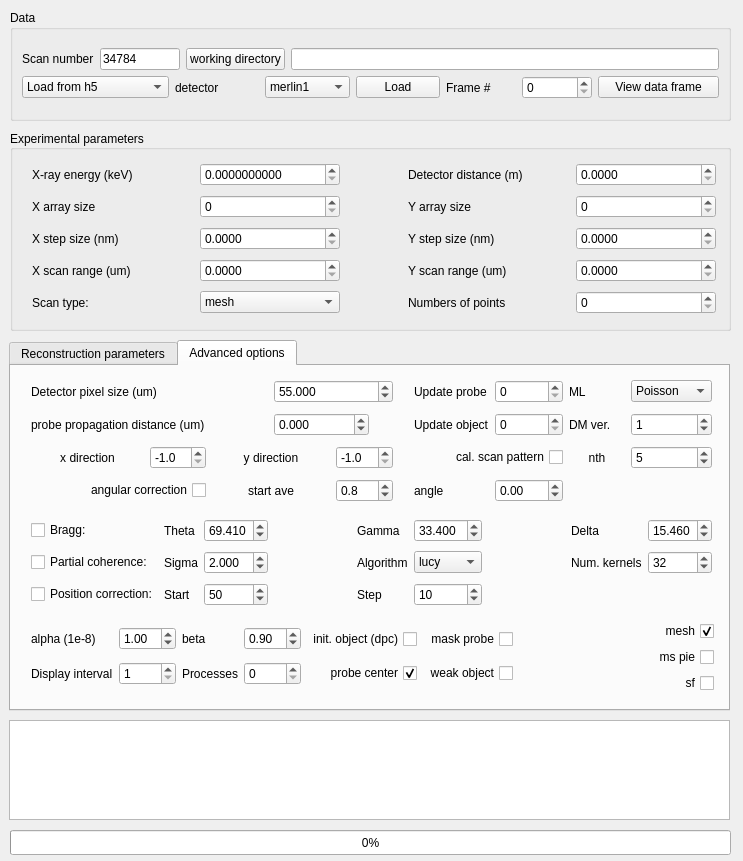
NSLS-II/ptycho_gui, file ui/ui_dpc_v2.ui: the form before one commit.
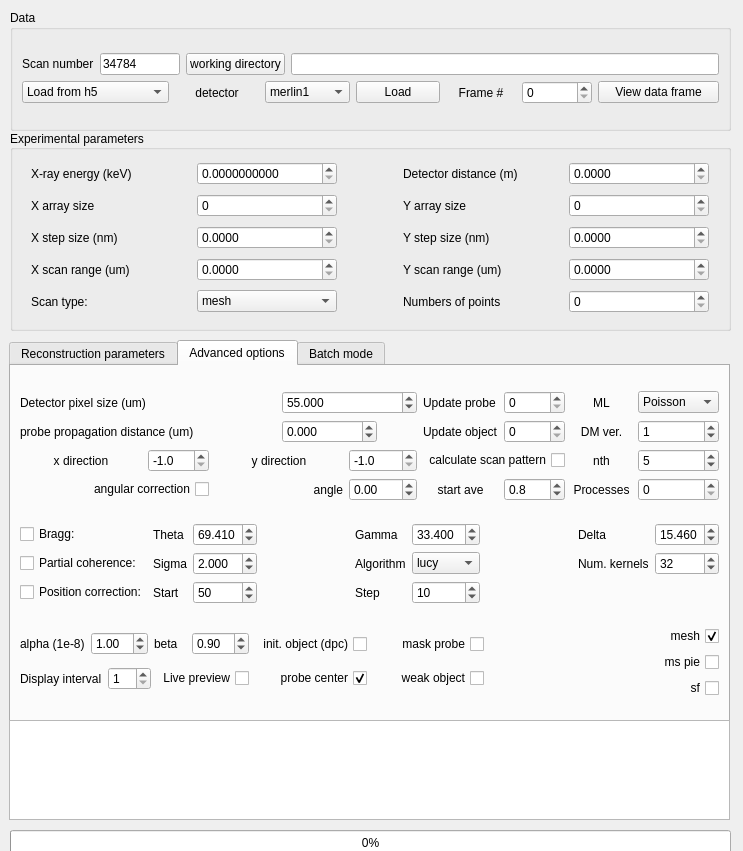
The form after the commit. The open tabs and pages were chosen to show the change.

Commit message: 1. minor changes in MainWindow UI; 2. MPI machine file works

Diff of the .ui file:
```diff
--- a/ui/ui_dpc_v2.ui
+++ b/ui/ui_dpc_v2.ui
@@ -7,7 +7,7 @@
     <x>0</x>
     <y>0</y>
     <width>743</width>
-    <height>861</height>
+    <height>851</height>
    </rect>
   </property>
   <property name="windowTitle">
@@ -20,7 +20,7 @@
       <x>10</x>
       <y>10</y>
       <width>721</width>
-      <height>111</height>
+      <height>121</height>
      </rect>
     </property>
     <property name="title">
@@ -106,6 +106,9 @@
            <property name="text">
             <string>detector</string>
            </property>
+           <property name="alignment">
+            <set>Qt::AlignCenter</set>
+           </property>
           </widget>
          </item>
          <item>
@@ -150,6 +153,9 @@
            <property name="text">
             <string>Frame #</string>
            </property>
+           <property name="alignment">
+            <set>Qt::AlignCenter</set>
+           </property>
           </widget>
          </item>
          <item>
@@ -205,15 +211,8 @@
     <property name="alignment">
      <set>Qt::AlignLeading|Qt::AlignLeft|Qt::AlignVCenter</set>
     </property>
-    <widget class="QWidget" name="gridLayoutWidget_8">
-     <property name="geometry">
-      <rect>
-       <x>20</x>
-       <y>30</y>
-       <width>691</width>
-       <height>161</height>
-      </rect>
-     </property>
+    <layout class="QHBoxLayout" name="horizontalLayout_10">
+     <item>
      <layout class="QGridLayout" name="gridLayout_9">
       <item row="3" column="0">
        <widget class="QLabel" name="label_43">
@@ -456,7 +455,8 @@
        </spacer>
       </item>
      </layout>
-    </widget>
+     </item>
+    </layout>
    </widget>
    <widget class="QTabWidget" name="tabWidget">
     <property name="geometry">
@@ -464,7 +464,7 @@
       <x>9</x>
       <y>340</y>
       <width>721</width>
-      <height>371</height>
+      <height>385</height>
      </rect>
     </property>
     <property name="styleSheet">
@@ -477,8 +477,6 @@
      <attribute name="title">
       <string>Reconstruction parameters</string>
      </attribute>
-     <layout class="QGridLayout" name="gridLayout_6">
-      <item row="1" column="0">
        <layout class="QVBoxLayout" name="verticalLayout">
         <item>
          <layout class="QHBoxLayout" name="horizontalLayout_4">
@@ -898,33 +896,7 @@
          </layout>
         </item>
         <item>
-         <layout class="QHBoxLayout" name="horizontalLayout_8">
-          <item>
-           <widget class="QPushButton" name="btn_MPI_file">
-            <property name="text">
-             <string>MPI</string>
-            </property>
-           </widget>
-          </item>
-          <item>
-           <widget class="QLineEdit" name="le_MPI_file_path"/>
-          </item>
-          <item>
-           <spacer name="horizontalSpacer_6">
-            <property name="orientation">
-             <enum>Qt::Horizontal</enum>
-            </property>
-            <property name="sizeType">
-             <enum>QSizePolicy::Fixed</enum>
-            </property>
-            <property name="sizeHint" stdset="0">
-             <size>
-              <width>10</width>
-              <height>20</height>
-             </size>
-            </property>
-           </spacer>
-          </item>
+       <layout class="QHBoxLayout" name="horizontalLayout_5">
           <item>
            <widget class="QCheckBox" name="ck_gpu_flag">
             <property name="layoutDirection">
@@ -1034,6 +1006,26 @@
             </property>
            </widget>
           </item>
+        <item>
+         <widget class="QLabel" name="label_51">
+          <property name="text">
+           <string>or</string>
+          </property>
+          <property name="alignment">
+           <set>Qt::AlignCenter</set>
+          </property>
+         </widget>
+        </item>
+        <item>
+         <widget class="QPushButton" name="btn_MPI_file">
+          <property name="text">
+           <string>MPI machine file</string>
+          </property>
+         </widget>
+        </item>
+        <item>
+         <widget class="QLineEdit" name="le_MPI_file_path"/>
+        </item>
           <item>
            <spacer name="horizontalSpacer_7">
             <property name="orientation">
@@ -1041,7 +1033,7 @@
             </property>
             <property name="sizeHint" stdset="0">
              <size>
-              <width>40</width>
+            <width>18</width>
               <height>20</height>
              </size>
             </property>
@@ -1076,22 +1068,275 @@
          </layout>
         </item>
        </layout>
-      </item>
-     </layout>
     </widget>
     <widget class="QWidget" name="tab_2">
      <attribute name="title">
       <string>Advanced options</string>
      </attribute>
-     <widget class="QWidget" name="layoutWidget_2">
-      <property name="geometry">
-       <rect>
-        <x>20</x>
-        <y>150</y>
-        <width>681</width>
-        <height>95</height>
-       </rect>
-      </property>
+     <layout class="QVBoxLayout" name="verticalLayout_4">
+      <item>
+       <layout class="QGridLayout" name="gridLayout_3">
+        <item row="2" column="2">
+         <widget class="QDoubleSpinBox" name="sp_x_direction">
+          <property name="decimals">
+           <number>1</number>
+          </property>
+          <property name="minimum">
+           <double>-1.000000000000000</double>
+          </property>
+          <property name="maximum">
+           <double>1.000000000000000</double>
+          </property>
+          <property name="singleStep">
+           <double>0.100000000000000</double>
+          </property>
+          <property name="value">
+           <double>-1.000000000000000</double>
+          </property>
+         </widget>
+        </item>
+        <item row="0" column="7">
+         <widget class="QSpinBox" name="sp_start_update_probe"/>
+        </item>
+        <item row="2" column="9">
+         <widget class="QSpinBox" name="sp_nth">
+          <property name="value">
+           <number>5</number>
+          </property>
+         </widget>
+        </item>
+        <item row="3" column="9">
+         <widget class="QSpinBox" name="sp_processes"/>
+        </item>
+        <item row="3" column="7">
+         <widget class="QDoubleSpinBox" name="sp_start_ave">
+          <property name="decimals">
+           <number>1</number>
+          </property>
+          <property name="value">
+           <double>0.800000000000000</double>
+          </property>
+         </widget>
+        </item>
+        <item row="3" column="6">
+         <widget class="QLabel" name="label_5">
+          <property name="text">
+           <string>start ave</string>
+          </property>
+          <property name="alignment">
+           <set>Qt::AlignCenter</set>
+          </property>
+         </widget>
+        </item>
+        <item row="2" column="6" colspan="2">
+         <widget class="QCheckBox" name="ck_cal_scal_pattern_flag">
+          <property name="layoutDirection">
+           <enum>Qt::RightToLeft</enum>
+          </property>
+          <property name="text">
+           <string>calculate scan pattern</string>
+          </property>
+         </widget>
+        </item>
+        <item row="3" column="5">
+         <widget class="QDoubleSpinBox" name="sp_angle">
+          <property name="minimum">
+           <double>-181.000000000000000</double>
+          </property>
+          <property name="maximum">
+           <double>181.000000000000000</double>
+          </property>
+         </widget>
+        </item>
+        <item row="0" column="8">
+         <widget class="QLabel" name="label_10">
+          <property name="text">
+           <string>ML</string>
+          </property>
+          <property name="alignment">
+           <set>Qt::AlignCenter</set>
+          </property>
+         </widget>
+        </item>
+        <item row="1" column="8">
+         <widget class="QLabel" name="label_30">
+          <property name="text">
+           <string>DM ver.</string>
+          </property>
+          <property name="alignment">
+           <set>Qt::AlignCenter</set>
+          </property>
+         </widget>
+        </item>
+        <item row="2" column="5">
+         <widget class="QDoubleSpinBox" name="sp_y_direction">
+          <property name="decimals">
+           <number>1</number>
+          </property>
+          <property name="minimum">
+           <double>-1.000000000000000</double>
+          </property>
+          <property name="maximum">
+           <double>1.000000000000000</double>
+          </property>
+          <property name="singleStep">
+           <double>0.100000000000000</double>
+          </property>
+          <property name="value">
+           <double>-1.000000000000000</double>
+          </property>
+         </widget>
+        </item>
+        <item row="2" column="0" colspan="2">
+         <widget class="QLabel" name="label_49">
+          <property name="text">
+           <string>x direction</string>
+          </property>
+          <property name="alignment">
+           <set>Qt::AlignCenter</set>
+          </property>
+         </widget>
+        </item>
+        <item row="3" column="0" colspan="3">
+         <widget class="QCheckBox" name="ck_angle_correction_flag">
+          <property name="layoutDirection">
+           <enum>Qt::RightToLeft</enum>
+          </property>
+          <property name="text">
+           <string>angular correction</string>
+          </property>
+         </widget>
+        </item>
+        <item row="1" column="6">
+         <widget class="QLabel" name="label_29">
+          <property name="text">
+           <string>Update object</string>
+          </property>
+         </widget>
+        </item>
+        <item row="1" column="0" colspan="4">
+         <widget class="QLabel" name="label_4">
+          <property name="text">
+           <string>probe propagation distance (um)</string>
+          </property>
+         </widget>
+        </item>
+        <item row="1" column="4" colspan="2">
+         <widget class="QDoubleSpinBox" name="sp_distance">
+          <property name="sizePolicy">
+           <sizepolicy hsizetype="Fixed" vsizetype="Fixed">
+            <horstretch>0</horstretch>
+            <verstretch>0</verstretch>
+           </sizepolicy>
+          </property>
+          <property name="decimals">
+           <number>3</number>
+          </property>
+          <property name="minimum">
+           <double>-999999.998999999952503</double>
+          </property>
+          <property name="maximum">
+           <double>999999.998999999952503</double>
+          </property>
+         </widget>
+        </item>
+        <item row="0" column="9">
+         <widget class="QComboBox" name="cb_ml_mode">
+          <item>
+           <property name="text">
+            <string>Poisson</string>
+           </property>
+          </item>
+          <item>
+           <property name="text">
+            <string>Gaussian</string>
+           </property>
+          </item>
+         </widget>
+        </item>
+        <item row="1" column="7">
+         <widget class="QSpinBox" name="sp_start_update_object"/>
+        </item>
+        <item row="1" column="9">
+         <widget class="QSpinBox" name="sp_dm_version">
+          <property name="value">
+           <number>1</number>
+          </property>
+         </widget>
+        </item>
+        <item row="2" column="8">
+         <widget class="QLabel" name="label_6">
+          <property name="text">
+           <string>nth</string>
+          </property>
+          <property name="alignment">
+           <set>Qt::AlignCenter</set>
+          </property>
+         </widget>
+        </item>
+        <item row="0" column="6">
+         <widget class="QLabel" name="label_28">
+          <property name="text">
+           <string>Update probe</string>
+          </property>
+         </widget>
+        </item>
+        <item row="0" column="0" colspan="4">
+         <widget class="QLabel" name="label_7">
+          <property name="text">
+           <string>Detector pixel size (um)</string>
+          </property>
+         </widget>
+        </item>
+        <item row="2" column="3" colspan="2">
+         <widget class="QLabel" name="label_50">
+          <property name="text">
+           <string>y direction</string>
+          </property>
+          <property name="alignment">
+           <set>Qt::AlignCenter</set>
+          </property>
+         </widget>
+        </item>
+        <item row="0" column="4" colspan="2">
+         <widget class="QDoubleSpinBox" name="sp_ccd_pixel_um">
+          <property name="sizePolicy">
+           <sizepolicy hsizetype="Preferred" vsizetype="Fixed">
+            <horstretch>0</horstretch>
+            <verstretch>0</verstretch>
+           </sizepolicy>
+          </property>
+          <property name="decimals">
+           <number>3</number>
+          </property>
+          <property name="value">
+           <double>55.000000000000000</double>
+          </property>
+         </widget>
+        </item>
+        <item row="3" column="8">
+         <widget class="QLabel" name="label_31">
+          <property name="text">
+           <string>Processes</string>
+          </property>
+          <property name="alignment">
+           <set>Qt::AlignCenter</set>
+          </property>
+         </widget>
+        </item>
+        <item row="3" column="3" colspan="2">
+         <widget class="QLabel" name="label_2">
+          <property name="text">
+           <string>angle</string>
+          </property>
+          <property name="alignment">
+           <set>Qt::AlignRight|Qt::AlignTrailing|Qt::AlignVCenter</set>
+          </property>
+         </widget>
+        </item>
+       </layout>
+      </item>
+      <item>
       <layout class="QGridLayout" name="gridLayout_5">
        <item row="0" column="4">
         <widget class="QLabel" name="label_13">
@@ -1272,301 +1517,41 @@
         </spacer>
        </item>
       </layout>
-     </widget>
-     <widget class="QWidget" name="layoutWidget">
-      <property name="geometry">
-       <rect>
-        <x>20</x>
-        <y>10</y>
-        <width>681</width>
-        <height>131</height>
-       </rect>
-      </property>
-      <layout class="QGridLayout" name="gridLayout_3">
-       <item row="0" column="8">
-        <widget class="QSpinBox" name="sp_start_update_probe"/>
-       </item>
-       <item row="0" column="4" colspan="2">
-        <widget class="QDoubleSpinBox" name="sp_ccd_pixel_um">
-         <property name="sizePolicy">
-          <sizepolicy hsizetype="Preferred" vsizetype="Fixed">
-           <horstretch>0</horstretch>
-           <verstretch>0</verstretch>
-          </sizepolicy>
-         </property>
-         <property name="decimals">
-          <number>3</number>
-         </property>
-         <property name="value">
-          <double>55.000000000000000</double>
-         </property>
-        </widget>
-       </item>
-       <item row="2" column="3" colspan="2">
-        <widget class="QLabel" name="label_50">
-         <property name="text">
-          <string>y direction</string>
-         </property>
-         <property name="alignment">
-          <set>Qt::AlignCenter</set>
-         </property>
-        </widget>
-       </item>
-       <item row="3" column="5">
-        <widget class="QDoubleSpinBox" name="sp_start_ave">
-         <property name="decimals">
-          <number>1</number>
-         </property>
-         <property name="value">
-          <double>0.800000000000000</double>
-         </property>
-        </widget>
-       </item>
-       <item row="0" column="0" colspan="4">
-        <widget class="QLabel" name="label_7">
-         <property name="text">
-          <string>Detector pixel size (um)</string>
-         </property>
-        </widget>
-       </item>
-       <item row="0" column="7">
-        <widget class="QLabel" name="label_28">
-         <property name="text">
-          <string>Update probe</string>
-         </property>
-        </widget>
-       </item>
-       <item row="2" column="9">
-        <widget class="QLabel" name="label_6">
-         <property name="text">
-          <string>nth</string>
-         </property>
-         <property name="alignment">
-          <set>Qt::AlignCenter</set>
-         </property>
-        </widget>
-       </item>
-       <item row="2" column="10">
-        <widget class="QSpinBox" name="sp_nth">
-         <property name="value">
-          <number>5</number>
-         </property>
-        </widget>
-       </item>
-       <item row="0" column="10">
-        <widget class="QComboBox" name="cb_ml_mode">
+      </item>
          <item>
-          <property name="text">
-           <string>Poisson</string>
-          </property>
-         </item>
-         <item>
-          <property name="text">
-           <string>Gaussian</string>
-          </property>
-         </item>
-        </widget>
-       </item>
-       <item row="1" column="10">
-        <widget class="QSpinBox" name="sp_dm_version">
-         <property name="value">
-          <number>1</number>
-         </property>
-        </widget>
-       </item>
-       <item row="1" column="4" colspan="2">
-        <widget class="QDoubleSpinBox" name="sp_distance">
-         <property name="sizePolicy">
-          <sizepolicy hsizetype="Fixed" vsizetype="Fixed">
-           <horstretch>0</horstretch>
-           <verstretch>0</verstretch>
-          </sizepolicy>
-         </property>
-         <property name="decimals">
-          <number>3</number>
-         </property>
-         <property name="minimum">
-          <double>-999999.998999999952503</double>
-         </property>
-         <property name="maximum">
-          <double>999999.998999999952503</double>
-         </property>
-        </widget>
-       </item>
-       <item row="1" column="8">
-        <widget class="QSpinBox" name="sp_start_update_object"/>
-       </item>
-       <item row="2" column="2">
-        <widget class="QDoubleSpinBox" name="sp_x_direction">
-         <property name="decimals">
-          <number>1</number>
-         </property>
-         <property name="minimum">
-          <double>-1.000000000000000</double>
-         </property>
-         <property name="maximum">
-          <double>1.000000000000000</double>
-         </property>
-         <property name="singleStep">
-          <double>0.100000000000000</double>
-         </property>
-         <property name="value">
-          <double>-1.000000000000000</double>
-         </property>
-        </widget>
-       </item>
-       <item row="1" column="7">
-        <widget class="QLabel" name="label_29">
-         <property name="text">
-          <string>Update object</string>
-         </property>
-        </widget>
-       </item>
-       <item row="1" column="0" colspan="4">
-        <widget class="QLabel" name="label_4">
-         <property name="text">
-          <string>probe propagation distance (um)</string>
-         </property>
-        </widget>
-       </item>
-       <item row="3" column="0" colspan="3">
-        <widget class="QCheckBox" name="ck_angle_correction_flag">
-         <property name="layoutDirection">
-          <enum>Qt::RightToLeft</enum>
-         </property>
-         <property name="text">
-          <string>angular correction</string>
-         </property>
-        </widget>
-       </item>
-       <item row="3" column="3" colspan="2">
-        <widget class="QLabel" name="label_5">
-         <property name="text">
-          <string>start ave</string>
-         </property>
-         <property name="alignment">
-          <set>Qt::AlignCenter</set>
-         </property>
-        </widget>
-       </item>
-       <item row="2" column="0" colspan="2">
-        <widget class="QLabel" name="label_49">
-         <property name="text">
-          <string>x direction</string>
-         </property>
-         <property name="alignment">
-          <set>Qt::AlignCenter</set>
-         </property>
-        </widget>
-       </item>
-       <item row="2" column="5">
-        <widget class="QDoubleSpinBox" name="sp_y_direction">
-         <property name="decimals">
-          <number>1</number>
-         </property>
-         <property name="minimum">
-          <double>-1.000000000000000</double>
-         </property>
-         <property name="maximum">
-          <double>1.000000000000000</double>
-         </property>
-         <property name="singleStep">
-          <double>0.100000000000000</double>
-         </property>
-         <property name="value">
-          <double>-1.000000000000000</double>
-         </property>
-        </widget>
-       </item>
-       <item row="1" column="9">
-        <widget class="QLabel" name="label_30">
-         <property name="text">
-          <string>DM ver.</string>
-         </property>
-        </widget>
-       </item>
-       <item row="0" column="9">
-        <widget class="QLabel" name="label_10">
-         <property name="text">
-          <string>ML</string>
-         </property>
-        </widget>
-       </item>
-       <item row="0" column="6">
-        <spacer name="horizontalSpacer_3">
-         <property name="orientation">
-          <enum>Qt::Horizontal</enum>
-         </property>
-         <property name="sizeType">
-          <enum>QSizePolicy::Fixed</enum>
-         </property>
-         <property name="sizeHint" stdset="0">
-          <size>
-           <width>15</width>
-           <height>20</height>
-          </size>
-         </property>
-        </spacer>
-       </item>
-       <item row="2" column="7" colspan="2">
-        <widget class="QCheckBox" name="ck_cal_scal_pattern_flag">
-         <property name="layoutDirection">
-          <enum>Qt::RightToLeft</enum>
-         </property>
-         <property name="text">
-          <string>cal. scan pattern</string>
-         </property>
-        </widget>
-       </item>
-       <item row="3" column="7">
-        <widget class="QLabel" name="label_2">
-         <property name="text">
-          <string>angle</string>
-         </property>
-        </widget>
-       </item>
-       <item row="3" column="8">
-        <widget class="QDoubleSpinBox" name="sp_angle">
-         <property name="minimum">
-          <double>-181.000000000000000</double>
-         </property>
-         <property name="maximum">
-          <double>181.000000000000000</double>
-         </property>
-        </widget>
-       </item>
-      </layout>
-     </widget>
-     <widget class="QWidget" name="layoutWidget_5">
-      <property name="geometry">
-       <rect>
-        <x>20</x>
-        <y>250</y>
-        <width>683</width>
-        <height>82</height>
-       </rect>
-      </property>
-      <layout class="QGridLayout" name="gridLayout_16">
+       <layout class="QGridLayout" name="gridLayout_2">
        <item row="0" column="0">
-        <layout class="QGridLayout" name="gridLayout_8">
-         <item row="1" column="3">
-          <widget class="QLabel" name="label_31">
+         <layout class="QVBoxLayout" name="verticalLayout_3">
+          <item>
+           <layout class="QHBoxLayout" name="horizontalLayout_6">
+            <item>
+             <widget class="QLabel" name="label_20">
            <property name="text">
-            <string>Processes</string>
+               <string>alpha (1e-8)</string>
            </property>
           </widget>
          </item>
-         <item row="1" column="2">
-          <widget class="QSpinBox" name="sp_display_interval">
-           <property name="minimum">
-            <number>1</number>
-           </property>
-          </widget>
-         </item>
-         <item row="1" column="4">
-          <widget class="QSpinBox" name="sp_processes"/>
-         </item>
-         <item row="0" column="4">
+            <item>
+             <widget class="QDoubleSpinBox" name="sp_alpha">
+              <property name="decimals">
+               <number>2</number>
+              </property>
+              <property name="maximum">
+               <double>10.000000000000000</double>
+              </property>
+              <property name="value">
+               <double>1.000000000000000</double>
+              </property>
+             </widget>
+            </item>
+            <item>
+             <widget class="QLabel" name="label_21">
+              <property name="text">
+               <string>beta</string>
+              </property>
+             </widget>
+            </item>
+            <item>
           <widget class="QDoubleSpinBox" name="sp_beta">
            <property name="decimals">
             <number>2</number>
@@ -1579,54 +1564,40 @@
            </property>
           </widget>
          </item>
-         <item row="1" column="0" colspan="2">
+           </layout>
+          </item>
+          <item>
+           <layout class="QHBoxLayout" name="horizontalLayout_7">
+            <item>
           <widget class="QLabel" name="label_55">
            <property name="text">
             <string>Display interval</string>
            </property>
           </widget>
          </item>
-         <item row="0" column="3">
-          <widget class="QLabel" name="label_21">
-           <property name="text">
-            <string>beta</string>
+            <item>
+             <widget class="QSpinBox" name="sp_display_interval">
+              <property name="minimum">
+               <number>1</number>
            </property>
           </widget>
          </item>
-         <item row="0" column="2">
-          <widget class="QDoubleSpinBox" name="sp_alpha">
-           <property name="decimals">
-            <number>2</number>
-           </property>
-           <property name="maximum">
-            <double>10.000000000000000</double>
-           </property>
-           <property name="value">
-            <double>1.000000000000000</double>
-           </property>
-          </widget>
-         </item>
-         <item row="0" column="0" colspan="2">
-          <widget class="QLabel" name="label_20">
+            <item>
+             <widget class="QCheckBox" name="ck_preview_flag">
+              <property name="layoutDirection">
+               <enum>Qt::RightToLeft</enum>
+              </property>
            <property name="text">
-            <string>alpha (1e-8)</string>
-           </property>
-          </widget>
+               <string>Live preview</string>
+              </property>
+             </widget>
+            </item>
+           </layout>
          </item>
         </layout>
        </item>
        <item row="0" column="1">
         <layout class="QGridLayout" name="gridLayout_13">
-         <item row="0" column="0">
-          <widget class="QCheckBox" name="ck_init_obj_dpc_flag">
-           <property name="layoutDirection">
-            <enum>Qt::RightToLeft</enum>
-           </property>
-           <property name="text">
-            <string>init. object (dpc)</string>
-           </property>
-          </widget>
-         </item>
          <item row="0" column="1">
           <widget class="QCheckBox" name="ck_mask_prb_flag">
            <property name="layoutDirection">
@@ -1650,6 +1621,16 @@
            </property>
           </widget>
          </item>
+          <item row="0" column="0">
+           <widget class="QCheckBox" name="ck_init_obj_dpc_flag">
+            <property name="layoutDirection">
+             <enum>Qt::RightToLeft</enum>
+            </property>
+            <property name="text">
+             <string>init. object (dpc)</string>
+            </property>
+           </widget>
+          </item>
          <item row="1" column="1">
           <widget class="QCheckBox" name="ck_weak_obj_flag">
            <property name="layoutDirection">
@@ -1664,19 +1645,6 @@
        </item>
        <item row="0" column="2">
         <layout class="QGridLayout" name="gridLayout_14">
-         <item row="0" column="0">
-          <widget class="QCheckBox" name="ck_mesh_flag">
-           <property name="layoutDirection">
-            <enum>Qt::RightToLeft</enum>
-           </property>
-           <property name="text">
-            <string>mesh</string>
-           </property>
-           <property name="checked">
-            <bool>true</bool>
-           </property>
-          </widget>
-         </item>
          <item row="1" column="0">
           <widget class="QCheckBox" name="ck_ms_pie_flag">
            <property name="layoutDirection">
@@ -1697,7 +1665,108 @@
            </property>
           </widget>
          </item>
-        </layout>
+          <item row="0" column="0">
+           <widget class="QCheckBox" name="ck_mesh_flag">
+            <property name="layoutDirection">
+             <enum>Qt::RightToLeft</enum>
+            </property>
+            <property name="text">
+             <string>mesh</string>
+            </property>
+            <property name="checked">
+             <bool>true</bool>
+            </property>
+           </widget>
+          </item>
+         </layout>
+        </item>
+       </layout>
+      </item>
+     </layout>
+    </widget>
+    <widget class="QWidget" name="tab_3">
+     <attribute name="title">
+      <string>Batch mode</string>
+     </attribute>
+     <widget class="QPushButton" name="btn_recon_batch_start">
+      <property name="geometry">
+       <rect>
+        <x>560</x>
+        <y>280</y>
+        <width>70</width>
+        <height>32</height>
+       </rect>
+      </property>
+      <property name="maximumSize">
+       <size>
+        <width>80</width>
+        <height>16777215</height>
+       </size>
+      </property>
+      <property name="text">
+       <string>start</string>
+      </property>
+     </widget>
+     <widget class="QPushButton" name="btn_recon_batch_stop">
+      <property name="geometry">
+       <rect>
+        <x>630</x>
+        <y>280</y>
+        <width>69</width>
+        <height>32</height>
+       </rect>
+      </property>
+      <property name="maximumSize">
+       <size>
+        <width>80</width>
+        <height>16777215</height>
+       </size>
+      </property>
+      <property name="text">
+       <string>stop</string>
+      </property>
+     </widget>
+     <widget class="QWidget" name="layoutWidget">
+      <property name="geometry">
+       <rect>
+        <x>20</x>
+        <y>20</y>
+        <width>491</width>
+        <height>23</height>
+       </rect>
+      </property>
+      <layout class="QHBoxLayout" name="horizontalLayout_8">
+       <item>
+        <widget class="QLabel" name="label_52">
+         <property name="text">
+          <string>Scan numbers &amp; ranges</string>
+         </property>
+        </widget>
+       </item>
+       <item>
+        <widget class="QLineEdit" name="le_batch_items"/>
+       </item>
+      </layout>
+     </widget>
+     <widget class="QWidget" name="layoutWidget">
+      <property name="geometry">
+       <rect>
+        <x>20</x>
+        <y>50</y>
+        <width>206</width>
+        <height>26</height>
+       </rect>
+      </property>
+      <layout class="QHBoxLayout" name="horizontalLayout_9">
+       <item>
+        <widget class="QLabel" name="label_53">
+         <property name="text">
+          <string>Process every n-th scan</string>
+         </property>
+        </widget>
+       </item>
+       <item>
+        <widget class="QSpinBox" name="sp_batch_step"/>
        </item>
       </layout>
      </widget>
```
Lines whose indentation alone changed are shown as unchanged. The commit also changes 4 other files.
